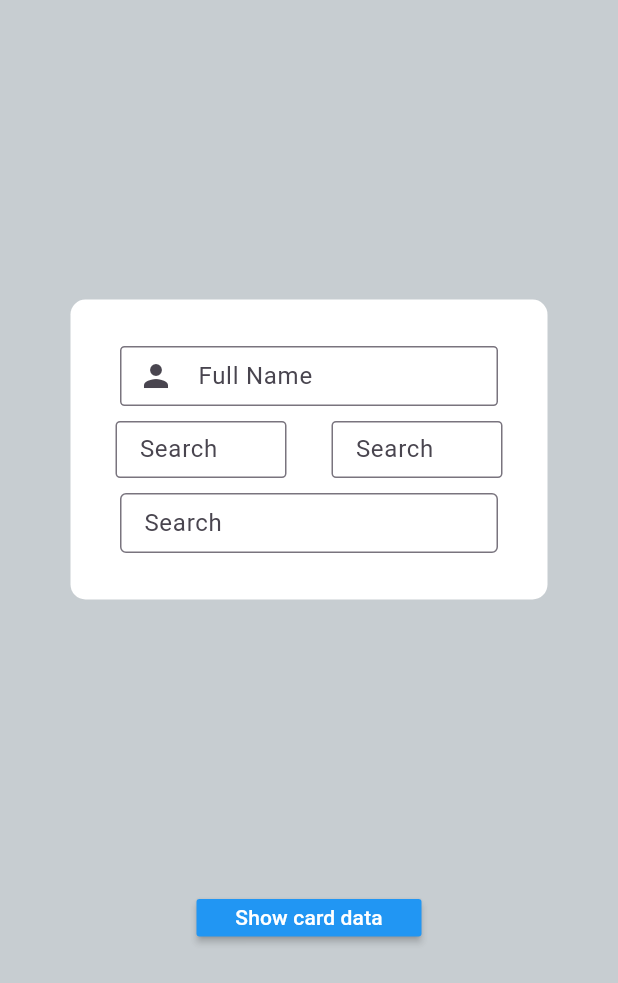
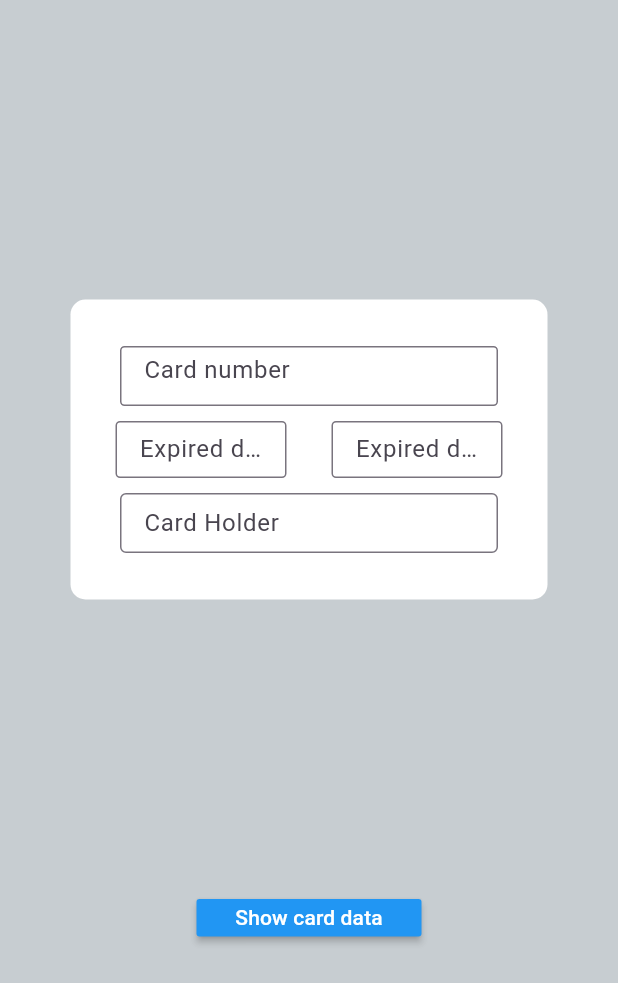
Before and after one commit to Flutter-gg-1/Assignment-13, a Flutter app: the screen it shows after launch, on a phone screen of 412 x 824 dp. Shown: the top 983 px of the screen. Run offline on Flutter 3.47's test engine with Material 3 defaults, Android fonts, the phone set to English and light mode, and no system bars.

Commit message:
UPD HomeScreen version 0.0.0

```diff
--- a/lib/home_screen.dart
+++ b/lib/home_screen.dart
@@ -31,10 +31,7 @@ class HomeScreen extends StatelessWidget {
                           height: 40,
                           child: TextField(
                             decoration: InputDecoration(
-                              fillColor: Colors.blue,
-                              labelText: 'Full Name',
-                              hintText: 'Enter your full name',
-                              prefixIcon: const Icon(Icons.person),
+                              hintText: 'Card number',
                               border: OutlineInputBorder(
                                 borderSide:
                                     const BorderSide(color: Colors.blue),
@@ -61,7 +58,7 @@ class HomeScreen extends StatelessWidget {
                                     BorderRadius.all(Radius.circular(3)),
                                 borderSide: BorderSide(color: Colors.blue),
                               ),
-                              labelText: 'Search',
+                              labelText: 'Expired date (MM)',
                             ),
                           ),
                         ),
@@ -77,7 +74,7 @@ class HomeScreen extends StatelessWidget {
                                     BorderRadius.all(Radius.circular(3)),
                                 borderSide: BorderSide(color: Colors.blue),
                               ),
-                              labelText: 'Search',
+                              labelText: 'Expired date (YY)',
                             ),
                           ),
                         ),
@@ -98,7 +95,7 @@ class HomeScreen extends StatelessWidget {
                                 borderSide: BorderSide(
                                     width: 2.0), // تغيير اللون إلى الأحمر
                               ),
-                              labelText: 'Search',
+                              labelText: 'Card Holder',
                             ),
                           ),
                         ),
```
